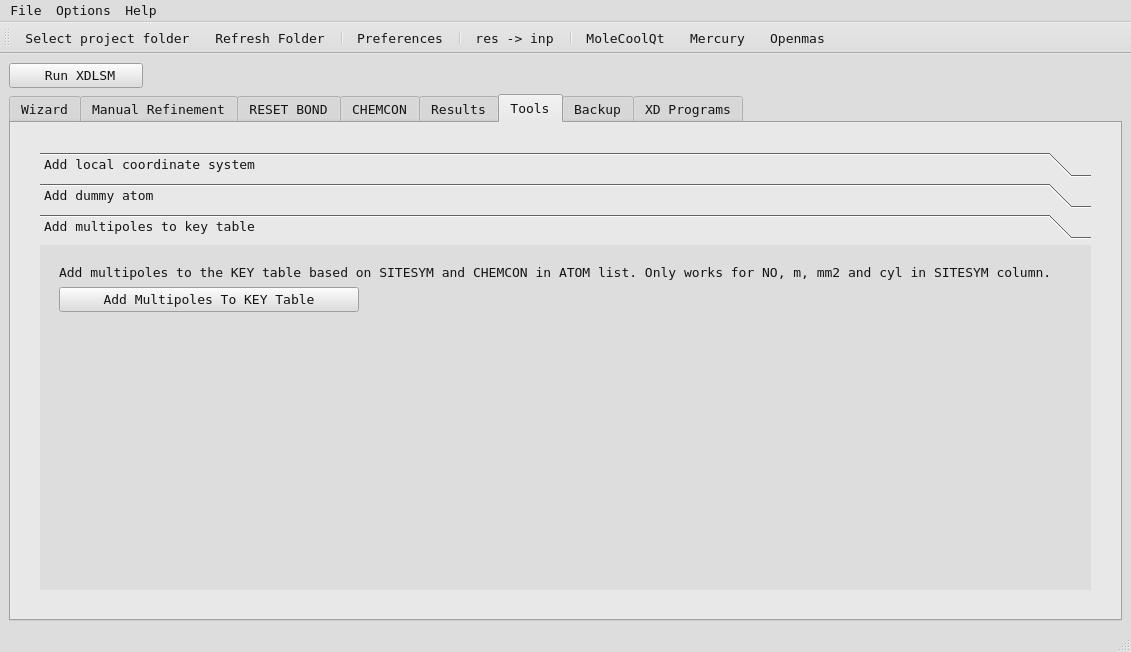
Qt form xdcool.ui (mcrav/XDToolkit) before a commit.
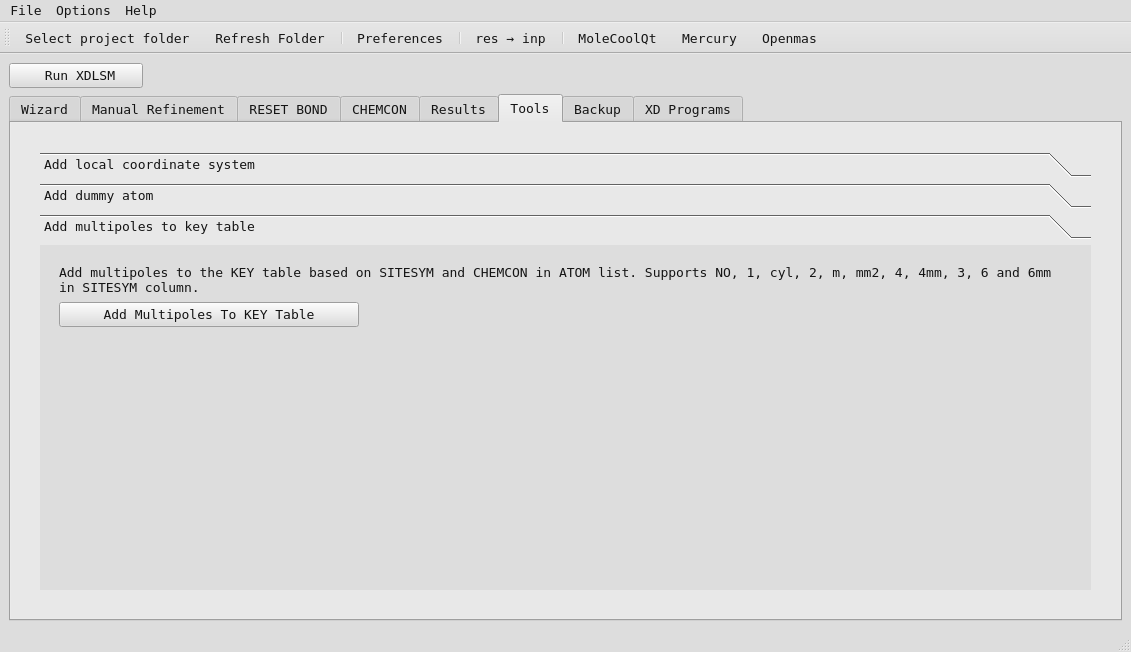
The same form after that commit. The open tabs and pages were chosen to show the change. Icons and pictures are not drawn.

The edit to the form file:
```diff
--- a/xdcool.ui
+++ b/xdcool.ui
@@ -3905,8 +3905,8 @@
               <rect>
                <x>0</x>
                <y>0</y>
-               <width>344</width>
-               <height>194</height>
+               <width>1051</width>
+               <height>347</height>
               </rect>
              </property>
              <attribute name="label">
@@ -3949,7 +3949,7 @@
                 <item row="0" column="0" colspan="2">
                  <widget class="QLabel" name="multKeyLab">
                   <property name="text">
-                   <string>&lt;html&gt;&lt;head/&gt;&lt;body&gt;&lt;p&gt;Add multipoles to the KEY table based on SITESYM and CHEMCON in ATOM list. Only works for NO, m, mm2 and cyl in SITESYM column.&lt;/p&gt;&lt;/body&gt;&lt;/html&gt;</string>
+                   <string>&lt;html&gt;&lt;head/&gt;&lt;body&gt;&lt;p&gt;Add multipoles to the KEY table based on SITESYM and CHEMCON in ATOM list. Supports NO, 1, cyl, 2, m, mm2, 4, 4mm, 3, 6 and 6mm in SITESYM column.&lt;/p&gt;&lt;/body&gt;&lt;/html&gt;</string>
                   </property>
                   <property name="alignment">
                    <set>Qt::AlignLeading|Qt::AlignLeft|Qt::AlignVCenter</set>
@@ -4526,7 +4526,10 @@
   </action>
   <action name="toolbarRes2Inp">
    <property name="text">
-    <string>res -&gt; inp</string>
+    <string>&lt;p&gt;&amp;#8594;&lt;/p&gt;res -&gt; inp</string>
+   </property>
+   <property name="iconText">
+    <string>res → inp</string>
    </property>
    <property name="toolTip">
     <string>Rename 'xd.res' to 'xd.inp'</string>
```
Left out of the diff: 4 changed lines with no effect on the pictures.
